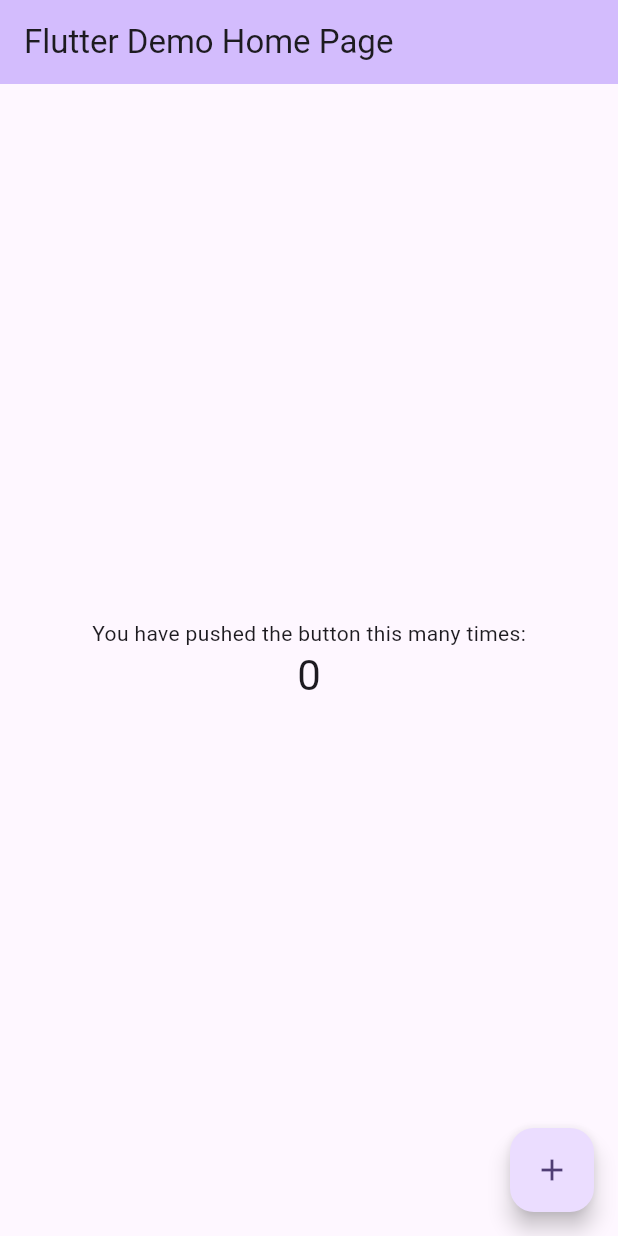
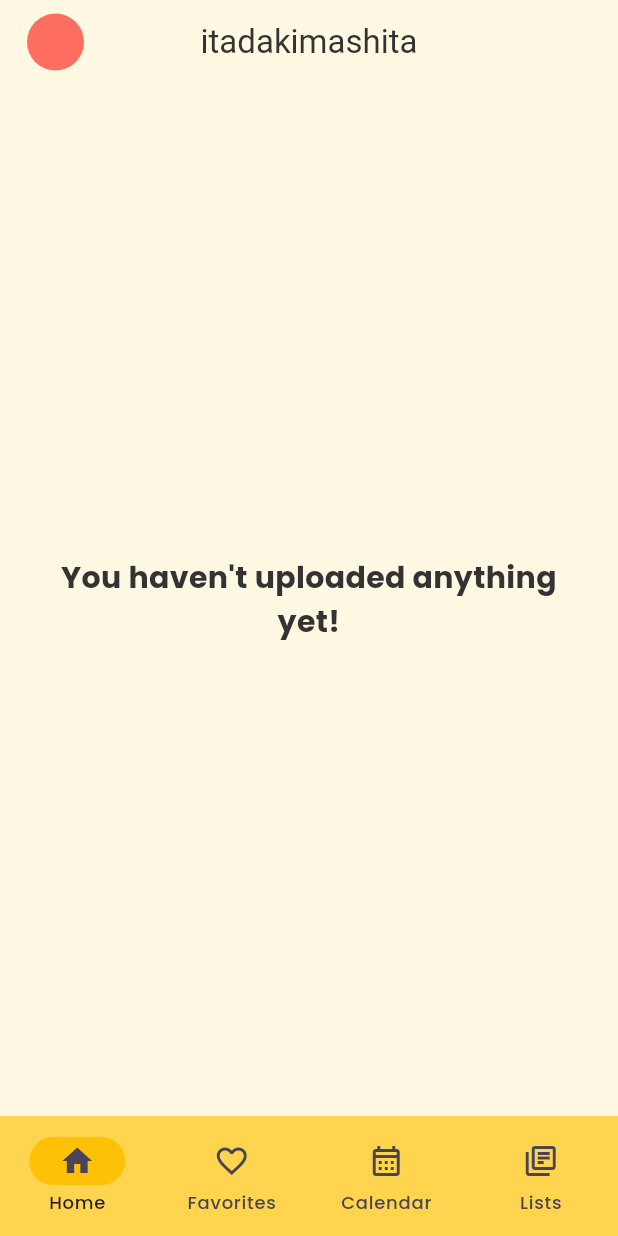
Before and after one commit to Lasseignejk/Kyushoku, a Flutter app: the screen it shows after launch, on a phone screen of 412 x 824 dp. Run offline on Flutter 3.47's test engine with Material 3 defaults, Android fonts, the phone set to English and light mode, and no system bars; our stand-ins replace google_fonts.

Commit message:
added Google Fonts, nav bar, text styles, theming

```diff
--- a/kyushoku/lib/components/nav.dart
+++ b/kyushoku/lib/components/nav.dart
@@ -1,7 +1,12 @@
 import 'package:flutter/material.dart';
+import 'package:kyushoku/theme/app_colors.dart';
 
 class Nav extends StatefulWidget {
-  const Nav({super.key});
+  const Nav(
+      {super.key, required this.currentPageIndex, required this.onSelected});
+
+  final int currentPageIndex;
+  final ValueChanged<int> onSelected;
 
   @override
   State<Nav> createState() => _NavState();
@@ -10,6 +15,34 @@ class Nav extends StatefulWidget {
 class _NavState extends State<Nav> {
   @override
   Widget build(BuildContext context) {
-    return const Placeholder();
+    final colors = Theme.of(context).extension<AppColors>()!;
+    return NavigationBar(
+      backgroundColor: colors.soupYellow,
+      onDestinationSelected: widget.onSelected,
+      indicatorColor: Colors.amber,
+      selectedIndex: widget.currentPageIndex,
+      destinations: [
+        NavigationDestination(
+          selectedIcon: Icon(Icons.home),
+          icon: Icon(Icons.home_outlined),
+          label: 'Home',
+        ),
+        NavigationDestination(
+          selectedIcon: Icon(Icons.favorite),
+          icon: Icon(Icons.favorite_border_outlined),
+          label: 'Favorites',
+        ),
+        NavigationDestination(
+          selectedIcon: Icon(Icons.calendar_month),
+          icon: Icon(Icons.calendar_month_outlined),
+          label: 'Calendar',
+        ),
+        NavigationDestination(
+          selectedIcon: Icon(Icons.library_books),
+          icon: Icon(Icons.library_books_outlined),
+          label: 'Lists',
+        ),
+      ],
+    );
   }
 }
--- /dev/null
+++ b/kyushoku/lib/layout_wrapper.dart
@@ -0,0 +1,67 @@
+import 'package:flutter/material.dart';
+import 'package:google_fonts/google_fonts.dart';
+import 'package:kyushoku/components/nav.dart';
+import 'package:kyushoku/theme/app_colors.dart';
+import 'package:kyushoku/views/calendar/calendar_page.dart';
+import 'package:kyushoku/views/favorites/favorites_page.dart';
+import 'package:kyushoku/views/home/home_page.dart';
+import 'package:kyushoku/views/lists/lists_page.dart';
+
+class LayoutWrapper extends StatefulWidget {
+  const LayoutWrapper({super.key});
+
+  @override
+  State<LayoutWrapper> createState() => _LayoutWrapperState();
+}
+
+class _LayoutWrapperState extends State<LayoutWrapper> {
+  int currentPageIndex = 0;
+
+  void onDestinationSelected(int index) {
+    setState(() {
+      currentPageIndex = index;
+    });
+  }
+
+  @override
+  Widget build(BuildContext context) {
+    final colors = Theme.of(context).extension<AppColors>()!;
+    return Scaffold(
+      bottomNavigationBar: Nav(
+        currentPageIndex: currentPageIndex,
+        onSelected: onDestinationSelected,
+      ),
+      appBar: AppBar(
+        centerTitle: true,
+        leading: Padding(
+          padding: const EdgeInsets.only(left: 18.0),
+          child: Container(
+            height: 20,
+            width: 20,
+            decoration: BoxDecoration(
+              shape: BoxShape.circle,
+              color: colors.meatRed,
+            ),
+          ),
+        ),
+        title: Text(
+          "itadakimashita",
+          style: GoogleFonts.frederickaTheGreat(
+              // fontSize: 20,
+              ),
+        ),
+      ),
+      body: Padding(
+        padding: EdgeInsets.symmetric(
+          horizontal: 18,
+        ),
+        child: [
+          HomePage(),
+          FavoritesPage(),
+          CalendarPage(),
+          ListsPage(),
+        ][currentPageIndex],
+      ),
+    );
+  }
+}
--- a/kyushoku/lib/main.dart
+++ b/kyushoku/lib/main.dart
@@ -1,4 +1,6 @@
 import 'package:flutter/material.dart';
+import 'package:kyushoku/layout_wrapper.dart';
+import 'package:kyushoku/theme/app_theme.dart';
 
 void main() {
   runApp(const MyApp());
@@ -7,116 +9,15 @@ void main() {
 class MyApp extends StatelessWidget {
   const MyApp({super.key});
 
-  // This widget is the root of your application.
   @override
   Widget build(BuildContext context) {
     return MaterialApp(
-      title: 'Flutter Demo',
-      theme: ThemeData(
-        // This is the theme of your application.
-        //
-        // TRY THIS: Try running your application with "flutter run". You'll see
-        // the application has a purple toolbar. Then, without quitting the app,
-        // try changing the seedColor in the colorScheme below to Colors.green
-        // and then invoke "hot reload" (save your changes or press the "hot
-        // reload" button in a Flutter-supported IDE, or press "r" if you used
-        // the command line to start the app).
-        //
-        // Notice that the counter didn't reset back to zero; the application
-        // state is not lost during the reload. To reset the state, use hot
-        // restart instead.
-        //
-        // This works for code too, not just values: Most code changes can be
-        // tested with just a hot reload.
-        colorScheme: ColorScheme.fromSeed(seedColor: Colors.deepPurple),
-      ),
-      home: const MyHomePage(title: 'Flutter Demo Home Page'),
+      debugShowCheckedModeBanner: false,
+      title: 'Itadakimashita',
+      theme: lightTheme,
+      darkTheme: darkTheme,
+      themeMode: ThemeMode.system,
+      home: const LayoutWrapper(),
     );
   }
 }
-
-class MyHomePage extends StatefulWidget {
-  const MyHomePage({super.key, required this.title});
-
-  // This widget is the home page of your application. It is stateful, meaning
-  // that it has a State object (defined below) that contains fields that affect
-  // how it looks.
-
-  // This class is the configuration for the state. It holds the values (in this
-  // case the title) provided by the parent (in this case the App widget) and
-  // used by the build method of the State. Fields in a Widget subclass are
-  // always marked "final".
-
-  final String title;
-
-  @override
-  State<MyHomePage> createState() => _MyHomePageState();
-}
-
-class _MyHomePageState extends State<MyHomePage> {
-  int _counter = 0;
-
-  void _incrementCounter() {
-    setState(() {
-      // This call to setState tells the Flutter framework that something has
-      // changed in this State, which causes it to rerun the build method below
-      // so that the display can reflect the updated values. If we changed
-      // _counter without calling setState(), then the build method would not be
-      // called again, and so nothing would appear to happen.
-      _counter++;
-    });
-  }
-
-  @override
-  Widget build(BuildContext context) {
-    // This method is rerun every time setState is called, for instance as done
-    // by the _incrementCounter method above.
-    //
-    // The Flutter framework has been optimized to make rerunning build methods
-    // fast, so that you can just rebuild anything that needs updating rather
-    // than having to individually change instances of widgets.
-    return Scaffold(
-      appBar: AppBar(
-        // TRY THIS: Try changing the color here to a specific color (to
-        // Colors.amber, perhaps?) and trigger a hot reload to see the AppBar
-        // change color while the other colors stay the same.
-        backgroundColor: Theme.of(context).colorScheme.inversePrimary,
-        // Here we take the value from the MyHomePage object that was created by
-        // the App.build method, and use it to set our appbar title.
-        title: Text(widget.title),
-      ),
-      body: Center(
-        // Center is a layout widget. It takes a single child and positions it
-        // in the middle of the parent.
-        child: Column(
-          // Column is also a layout widget. It takes a list of children and
-          // arranges them vertically. By default, it sizes itself to fit its
-          // children horizontally, and tries to be as tall as its parent.
-          //
-          // Column has various properties to control how it sizes itself and
-          // how it positions its children. Here we use mainAxisAlignment to
-          // center the children vertically; the main axis here is the vertical
-          // axis because Columns are vertical (the cross axis would be
-          // horizontal).
-          //
-          // TRY THIS: Invoke "debug painting" (choose the "Toggle Debug Paint"
-          // action in the IDE, or press "p" in the console), to see the
-          // wireframe for each widget.
-          mainAxisAlignment: MainAxisAlignment.center,
-          children: <Widget>[
-            const Text('You have pushed the button this many times:'),
-            Text(
-              '$_counter',
-              style: Theme.of(context).textTheme.headlineMedium,
-            ),
-          ],
-        ),
-      ),
-      floatingActionButton: FloatingActionButton(
-        onPressed: _incrementCounter,
-        tooltip: 'Increment',
-        child: const Icon(Icons.add),
-      ), // This trailing comma makes auto-formatting nicer for build methods.
-    );
-  }
-}
--- /dev/null
+++ b/kyushoku/lib/theme/app_colors.dart
@@ -0,0 +1,52 @@
+import 'package:flutter/material.dart';
+
+@immutable
+class AppColors extends ThemeExtension<AppColors> {
+  final Color riceWhite;
+  final Color soupYellow;
+  final Color veggieGreen;
+  final Color meatRed;
+  final Color background;
+  final Color text;
+
+  const AppColors({
+    required this.riceWhite,
+    required this.soupYellow,
+    required this.veggieGreen,
+    required this.meatRed,
+    required this.background,
+    required this.text,
+  });
+
+  @override
+  AppColors copyWith({
+    Color? riceWhite,
+    Color? soupYellow,
+    Color? veggieGreen,
+    Color? meatRed,
+    Color? background,
+    Color? text,
+  }) {
+    return AppColors(
+      riceWhite: riceWhite ?? this.riceWhite,
+      soupYellow: soupYellow ?? this.soupYellow,
+      veggieGreen: veggieGreen ?? this.veggieGreen,
+      meatRed: meatRed ?? this.meatRed,
+      background: background ?? this.background,
+      text: text ?? this.text,
+    );
+  }
+
+  @override
+  AppColors lerp(ThemeExtension<AppColors>? other, double t) {
+    if (other is! AppColors) return this;
+    return AppColors(
+      riceWhite: Color.lerp(riceWhite, other.riceWhite, t)!,
+      soupYellow: Color.lerp(soupYellow, other.soupYellow, t)!,
+      veggieGreen: Color.lerp(veggieGreen, other.veggieGreen, t)!,
+      meatRed: Color.lerp(meatRed, other.meatRed, t)!,
+      background: Color.lerp(background, other.background, t)!,
+      text: Color.lerp(text, other.text, t)!,
+    );
+  }
+}
--- /dev/null
+++ b/kyushoku/lib/theme/app_theme.dart
@@ -0,0 +1,53 @@
+import 'package:flutter/material.dart';
+import 'package:google_fonts/google_fonts.dart';
+import 'app_colors.dart';
+
+const lightAppColors = AppColors(
+  riceWhite: Color(0xFFFFF9E3),
+  soupYellow: Color(0xFFFFD54F),
+  veggieGreen: Color(0xFFA8E6CF),
+  meatRed: Color(0xFFFF6F61),
+  background: Color(0xFFFFF9E3),
+  text: Color(0xFF333333),
+);
+
+const darkAppColors = AppColors(
+  riceWhite: Color(0xFFCCC5B9),
+  soupYellow: Color(0xFFE0C766),
+  veggieGreen: Color(0xFF4CAF50),
+  meatRed: Color(0xFFEF9A9A),
+  background: Color(0xFF121212),
+  text: Color(0xFFE0E0E0),
+);
+
+final ThemeData lightTheme = ThemeData(
+  brightness: Brightness.light,
+  scaffoldBackgroundColor: lightAppColors.background,
+  appBarTheme: AppBarTheme(
+    backgroundColor: lightAppColors.background,
+    foregroundColor: lightAppColors.text,
+  ),
+  textTheme: GoogleFonts.poppinsTextTheme().apply(
+    bodyColor: lightAppColors.text,
+    displayColor: lightAppColors.text,
+  ),
+  extensions: <ThemeExtension<dynamic>>[
+    lightAppColors,
+  ],
+);
+
+final ThemeData darkTheme = ThemeData(
+  brightness: Brightness.dark,
+  scaffoldBackgroundColor: darkAppColors.background,
+  appBarTheme: AppBarTheme(
+    backgroundColor: darkAppColors.background,
+    foregroundColor: Colors.white,
+  ),
+  textTheme: GoogleFonts.poppinsTextTheme().apply(
+    bodyColor: lightAppColors.text,
+    displayColor: lightAppColors.text,
+  ),
+  extensions: <ThemeExtension<dynamic>>[
+    darkAppColors,
+  ],
+);
--- /dev/null
+++ b/kyushoku/lib/theme/text styles/headers.dart
@@ -0,0 +1,54 @@
+import 'package:flutter/material.dart';
+import 'package:kyushoku/theme/app_colors.dart';
+
+class Headers {
+  // Private helper to get AppColors from the theme
+  static AppColors _getAppColors(BuildContext context) {
+    return Theme.of(context).extension<AppColors>()!;
+  }
+
+  static TextStyle xSmall(BuildContext context, {Color? color}) {
+    final colors = _getAppColors(context);
+    return TextStyle(
+      fontSize: 16,
+      fontWeight: FontWeight.w700,
+      color: color ?? colors.text,
+    );
+  }
+
+  static TextStyle small(BuildContext context, {Color? color}) {
+    final colors = _getAppColors(context);
+    return TextStyle(
+      fontSize: 18,
+      fontWeight: FontWeight.w700,
+      color: color ?? colors.text,
+    );
+  }
+
+  static TextStyle med(BuildContext context, {Color? color}) {
+    final colors = _getAppColors(context);
+    return TextStyle(
+      fontSize: 20,
+      fontWeight: FontWeight.w700,
+      color: color ?? colors.text,
+    );
+  }
+
+  static TextStyle large(BuildContext context, {Color? color}) {
+    final colors = _getAppColors(context);
+    return TextStyle(
+      fontSize: 22,
+      fontWeight: FontWeight.w700,
+      color: color ?? colors.text,
+    );
+  }
+
+  static TextStyle xLarge(BuildContext context, {Color? color}) {
+    final colors = _getAppColors(context);
+    return TextStyle(
+      fontSize: 24,
+      fontWeight: FontWeight.w700,
+      color: color ?? colors.text,
+    );
+  }
+}
--- /dev/null
+++ b/kyushoku/lib/views/home/home_page.dart
@@ -0,0 +1,28 @@
+import 'package:flutter/material.dart';
+import 'package:kyushoku/theme/text%20styles/headers.dart';
+
+import 'package:kyushoku/theme/text%20styles/paragraphs.dart';
+
+class HomePage extends StatefulWidget {
+  const HomePage({super.key});
+
+  @override
+  State<HomePage> createState() => _HomePageState();
+}
+
+class _HomePageState extends State<HomePage> {
+  List<Map<String, dynamic>> uploads = [];
+  @override
+  Widget build(BuildContext context) {
+    return uploads.isEmpty
+        ? Center(
+            child: Text(
+            "You haven't uploaded anything yet!",
+            style: Headers.med(context),
+            textAlign: TextAlign.center,
+          ))
+        : Column(children: [
+            Text('Home', style: Paragraphs.med(context)),
+          ]);
+  }
+}
--- a/kyushoku/pubspec.yaml
+++ b/kyushoku/pubspec.yaml
@@ -19,7 +19,7 @@ publish_to: 'none' # Remove this line if you wish to publish to pub.dev
 version: 1.0.0+1
 
 environment:
-  sdk: ^3.7.2
+  sdk: '>=3.1.3 <4.0.0'
 
 # Dependencies specify other packages that your package needs in order to work.
 # To automatically upgrade your package dependencies to the latest versions
@@ -30,6 +30,7 @@ environment:
 dependencies:
   flutter:
     sdk: flutter
+  google_fonts: ^6.1.0
 
   # The following adds the Cupertino Icons font to your application.
   # Use with the CupertinoIcons class for iOS style icons.
```
Also changed, not shown: kyushoku/lib/theme/text styles/paragraphs.dart (added, +49 -0 lines), kyushoku/lib/theme/text styles/sub_headers.dart (added, +54 -0 lines), kyushoku/lib/views/calendar/calendar_page.dart (added, +15 -0 lines), kyushoku/lib/views/favorites/favorites_page.dart (added, +19 -0 lines), kyushoku/lib/views/lists/lists_page.dart (added, +15 -0 lines), kyushoku/pubspec.lock, 1 other file.
